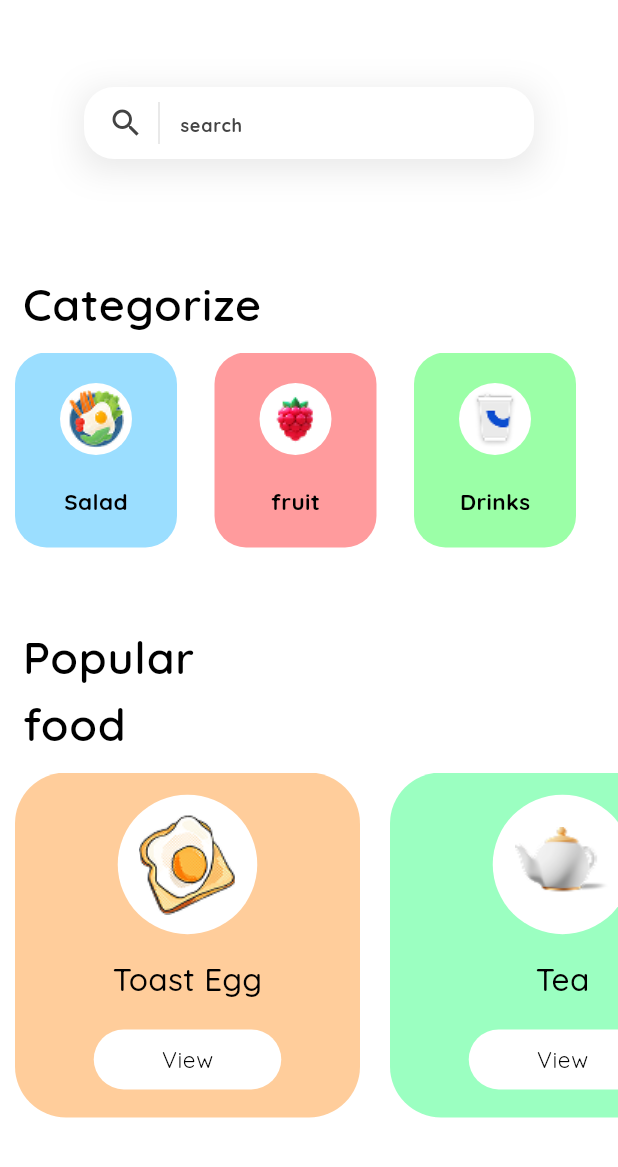
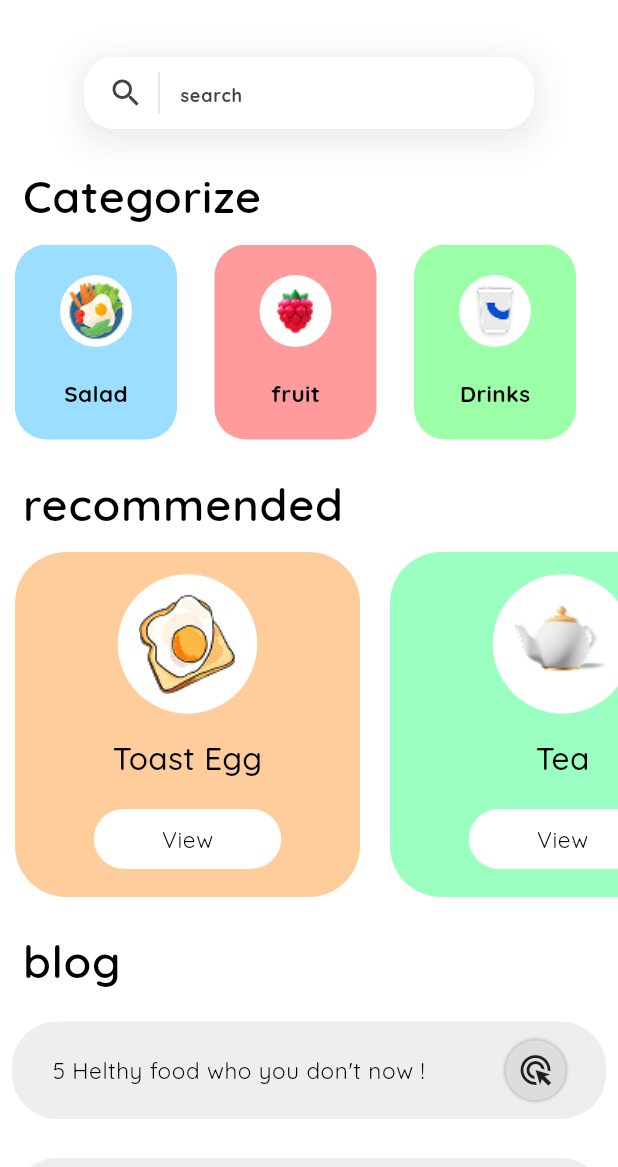
Before and after one commit to 4itsam/BreakFast-app-menu, a Flutter app: the screen it shows after launch, on a phone screen of 412 x 824 dp, the part 69-1236 px from its top. Run offline on Flutter 3.47's test engine with Material 3 defaults, Android fonts, the phone set to English and light mode, and no system bars.

Commit message:
enhance and add future

```diff
--- a/lib/pages/home.dart
+++ b/lib/pages/home.dart
@@ -2,6 +2,13 @@
 import 'package:breakfast/models/categorize_models.dart';
 import 'package:breakfast/models/popular_food_models.dart';
 import 'package:flutter/material.dart';
+
+
+
+  void _getPopularFood() {
+    foodModels = PopularFoodModels.getPopularFood();
+  }
+  List<PopularFoodModels> foodModels = [];
 
 class HomePage extends StatefulWidget {
   const HomePage({super.key});
@@ -12,11 +19,9 @@ class HomePage extends StatefulWidget {
 
 class _HomePageState extends State<HomePage> {
   List<CategoryModels> category = [];
-  List<PopularFoodModels> foodModels = [];
 
-  void _getPopularFood() {
-    foodModels = PopularFoodModels.getPopularFood();
-  }
+
+
 
   void _getCategory() {
     category = CategoryModels.getCategoryModels();
@@ -31,21 +36,81 @@ class _HomePageState extends State<HomePage> {
       backgroundColor: Colors.white,
 
       body: ListView(
-        physics: const NeverScrollableScrollPhysics(),
+        physics: const AlwaysScrollableScrollPhysics(),
         children: [
           Column(
             crossAxisAlignment: CrossAxisAlignment.start,
             children: [
               _searchBox(),
-              const SizedBox(height: 72),
+              const SizedBox(height: 20),
               categoriesSection(context),
-              const SizedBox(height: 50),
+              const SizedBox(height: 20),
               popularFoodSection(context),
+              const SizedBox(height: 20,),
+              blog(context),
             ],
           ),
         ],
       ),
     );
+  }
+
+  Column blog(BuildContext context) {
+    return Column(
+              crossAxisAlignment: CrossAxisAlignment.start,
+              children: [
+                Padding(
+                  padding: const EdgeInsets.only(left: 15),
+                  child: Text(
+                    "blog",
+                    style: Theme.of(context).textTheme.bodyLarge,
+                  ),
+                ),
+                const SizedBox(height: 10),
+                Container(
+                  height: 200,
+                  width: double.infinity,
+                  child: ListView.separated(
+                    itemBuilder: (BuildContext context, int index) {
+                      return Padding(
+                        padding: const EdgeInsets.all(8.0),
+                        child: Container(
+                          height: 65,
+                          width: double.infinity,
+                          decoration: BoxDecoration(
+                            color: const Color.fromARGB(255, 238, 238, 238),
+                            borderRadius: BorderRadius.circular(30),
+                          ),
+                          child: Row(
+                            mainAxisAlignment: MainAxisAlignment.spaceAround,
+                            children: [
+                              Text(
+                                "5 Helthy food who you don't now !",
+                                style: Theme.of(context).textTheme.bodySmall,
+                              ),
+                              Container(
+                                height: 40,
+                                width: 40,
+                                decoration:const BoxDecoration(
+                                  boxShadow: [BoxShadow(blurRadius: 1,color:  Color.fromARGB(146, 155, 155, 155),blurStyle: BlurStyle.normal,spreadRadius: 1)],
+                                  shape: BoxShape.circle,
+                                  color: Color.fromARGB(255, 221, 221, 221),
+                                ),
+                                child: const Icon(Icons.ads_click),
+                              ),
+                            ],
+                          ),
+                        ),
+                      );
+                    },
+                    separatorBuilder:
+                        (BuildContext context, int index) =>
+                            const SizedBox(height: 10),
+                    itemCount: 3,
+                  ),
+                ),
+              ],
+            );
   }
 
   Column popularFoodSection(BuildContext context) {
@@ -55,7 +120,7 @@ class _HomePageState extends State<HomePage> {
         Padding(
           padding: const EdgeInsets.only(left: 15),
           child: Text(
-            "Popular\nfood",
+            "recommended",
             style: Theme.of(context).textTheme.bodyLarge,
           ),
         ),
@@ -96,7 +161,9 @@ class _HomePageState extends State<HomePage> {
                       width: 125,
                       child: TextButton(
                         style: ButtonStyle(
-                          shadowColor: const WidgetStatePropertyAll(Colors.black),
+                          shadowColor: const WidgetStatePropertyAll(
+                            Colors.black,
+                          ),
                           backgroundColor: WidgetStateProperty.all(
                             Colors.white,
                           ),
@@ -104,9 +171,7 @@ class _HomePageState extends State<HomePage> {
                         onPressed:
                             () => _showBottomSheet(
                               context,
-                              colorBox: foodModels[index].colorBox,
-                              photo: foodModels[index].image,
-                              title: foodModels[index].title,
+                           index: index
                             ),
                         child: Text(
                           "View",
@@ -194,7 +259,7 @@ class _HomePageState extends State<HomePage> {
 
   Padding _searchBox() {
     return Padding(
-      padding: const EdgeInsets.fromLTRB(56, 48, 56, 0),
+      padding: const EdgeInsets.fromLTRB(56, 28, 56, 0),
       child: Container(
         height: 50,
         width: double.infinity,
@@ -211,10 +276,13 @@ class _HomePageState extends State<HomePage> {
           ],
         ),
         child: TextField(
-
           cursorHeight: 30,
           cursorColor: const Color.fromARGB(255, 32, 32, 32),
-          style: const TextStyle(fontFamily: "sand",fontSize: 15,fontWeight: FontWeight.bold),
+          style: const TextStyle(
+            fontFamily: "sand",
+            fontSize: 15,
+            fontWeight: FontWeight.bold,
+          ),
 
           decoration: InputDecoration(
             border: OutlineInputBorder(
@@ -269,6 +337,7 @@ class _HomePageState extends State<HomePage> {
         style: Theme.of(context).textTheme.headlineLarge,
       ),
 
+
       centerTitle: true,
       backgroundColor: Colors.white,
 
@@ -316,16 +385,18 @@ class _HomePageState extends State<HomePage> {
 
 void _showBottomSheet(
   BuildContext context, {
-  required colorBox,
-  required photo,
-  required title,
+index
 }) {
   Scaffold.of(context).showBottomSheet(
+    sheetAnimationStyle: AnimationStyle(duration: const Duration(milliseconds: 750)),
+    showDragHandle: true,
+    backgroundColor: Colors.white,
+
     (context) => Container(
       height: 280,
       width: double.infinity,
       decoration: BoxDecoration(
-        color: colorBox,
+        color: foodModels[index].colorBox,
         borderRadius: const BorderRadius.vertical(top: Radius.circular(30)),
       ),
 
@@ -342,14 +413,14 @@ void _showBottomSheet(
                     color: Colors.white,
                     shape: BoxShape.circle,
                   ),
-                  child: Image.asset(photo, height: 100, width: 100),
+                  child: Image.asset(foodModels[index].image, height: 100, width: 100),
                 ),
                 const SizedBox(width: 20),
                 Column(
                   crossAxisAlignment: CrossAxisAlignment.start,
                   children: [
                     Text(
-                      title,
+                      foodModels[index].title,
                       style: const TextStyle(fontFamily: "sand", fontSize: 35),
                     ),
                     const Padding(
@@ -369,7 +440,7 @@ void _showBottomSheet(
               width: 200,
               child: TextButton(
                 style: ButtonStyle(
-                  overlayColor: WidgetStatePropertyAll(colorBox),
+                  overlayColor: WidgetStatePropertyAll(foodModels[index].colorBox),
                   backgroundColor: const WidgetStatePropertyAll(
                     Color.fromARGB(255, 255, 255, 255),
                   ),
@@ -414,15 +485,11 @@ void _showDialog(BuildContext context) {
     context: context,
     builder:
         (context) => AlertDialog(
-          title: Text(
-            "it's Ali",
-            style: Theme.of(context).textTheme.bodyLarge,
-          ),
+          title: Text("it's Ali", style: Theme.of(context).textTheme.bodyLarge),
           titlePadding: const EdgeInsets.all(25),
           backgroundColor: Colors.white,
 
           actions: [
-
             TextButton(
               style: const ButtonStyle(
                 overlayColor: WidgetStatePropertyAll(
@@ -433,15 +500,20 @@ void _showDialog(BuildContext context) {
               onPressed: () => Navigator.pop(context),
               child: const Text("Close", style: TextStyle(color: Colors.black)),
             ),
-                        TextButton(
+            TextButton(
               style: const ButtonStyle(
                 overlayColor: WidgetStatePropertyAll(
                   Color.fromARGB(50, 226, 226, 226),
                 ),
-                backgroundColor: WidgetStatePropertyAll(Color.fromARGB(255, 12, 12, 30)),
+                backgroundColor: WidgetStatePropertyAll(
+                  Color.fromARGB(255, 12, 12, 30),
+                ),
               ),
               onPressed: () => Navigator.pop(context),
-              child: const Text("Close", style: TextStyle(color: Color.fromARGB(255, 255, 255, 255))),
+              child: const Text(
+                "Close",
+                style: TextStyle(color: Color.fromARGB(255, 255, 255, 255)),
+              ),
             ),
           ],
         ),
```
